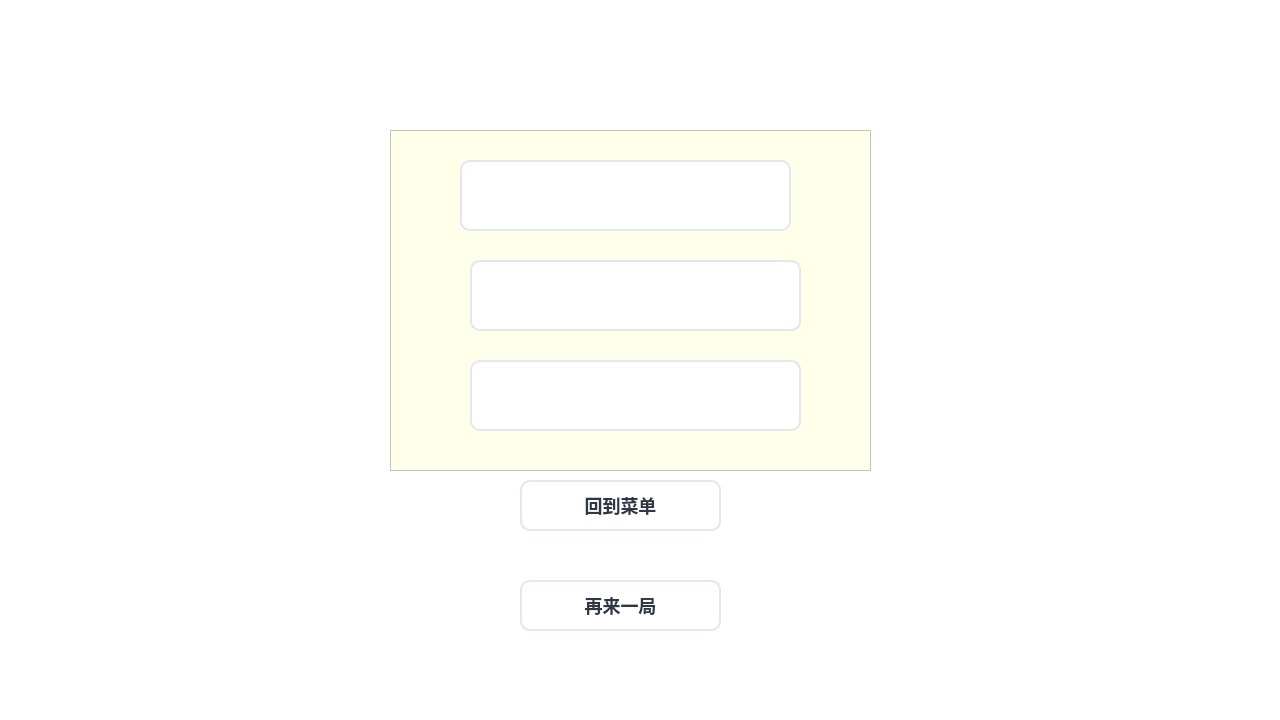
Old version of the form ScorePanel.ui in the repository yama-lei/AllStarMemeClash.
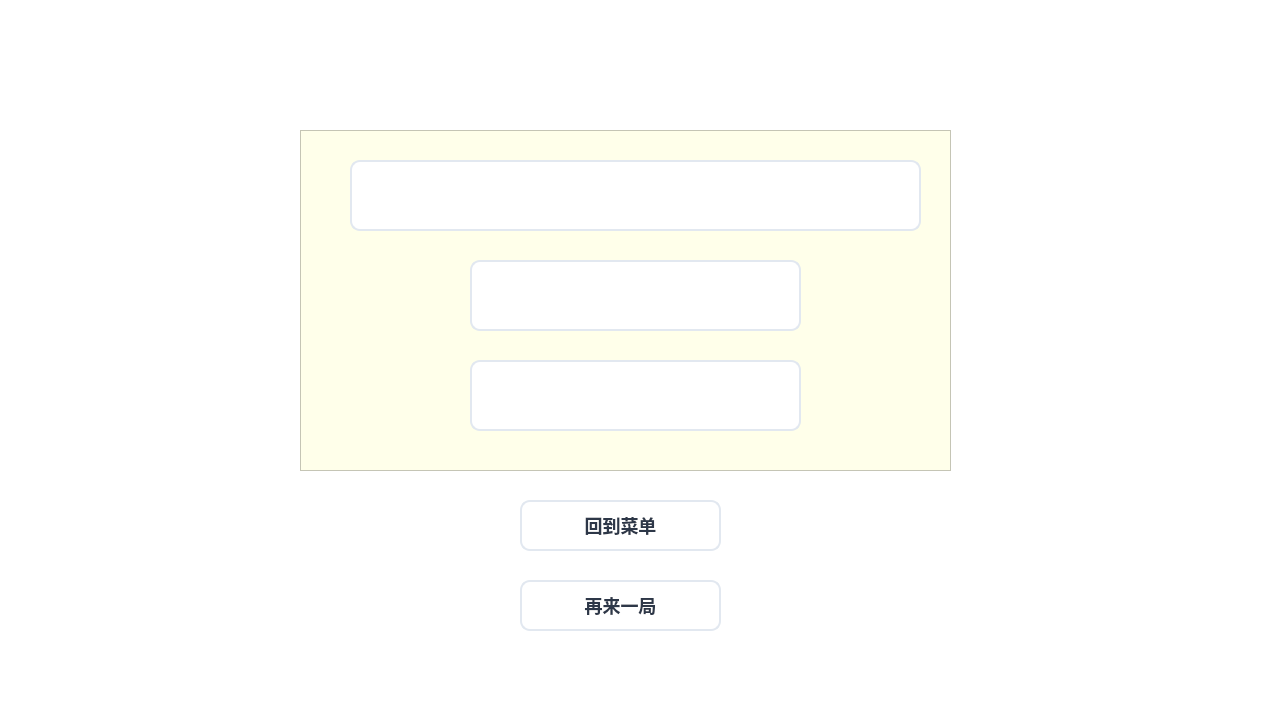
New version of the form.

The edit to the form file:
```diff
--- a/ScorePanel.ui
+++ b/ScorePanel.ui
@@ -57,7 +57,7 @@
    <property name="geometry">
     <rect>
      <x>520</x>
-     <y>480</y>
+     <y>500</y>
      <width>201</width>
      <height>51</height>
     </rect>
@@ -86,9 +86,9 @@
   <widget class="QTextEdit" name="plainText">
    <property name="geometry">
     <rect>
-     <x>390</x>
+     <x>300</x>
      <y>130</y>
-     <width>481</width>
+     <width>651</width>
      <height>341</height>
     </rect>
    </property>
@@ -99,9 +99,9 @@
   <widget class="QTextEdit" name="winOrLoseText">
    <property name="geometry">
     <rect>
-     <x>460</x>
+     <x>350</x>
      <y>160</y>
-     <width>331</width>
+     <width>571</width>
      <height>71</height>
     </rect>
    </property>
```
